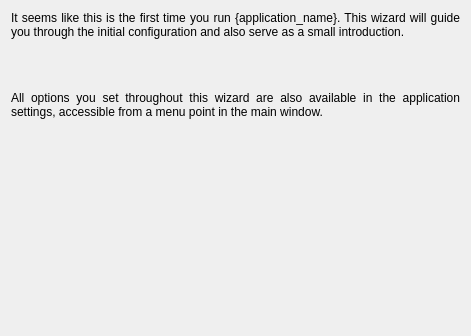
Above: mtg_proxy_printer/resources/ui/first_start_wizard/first_page.ui from luziferius/MTGProxyPrinter before the change. Below: the same form after it.
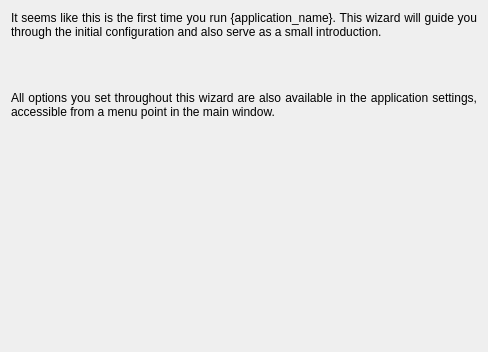
That is the form after the change.

Commit message:
Added a vertical spacer to the card_database_page.ui to keep the text label from stretching out.
FossilOrigin-Name: 3c19324201642be9f9111451f5aeb719bae247fac1bdc4db25c753d0af6101cf

What changed in the file:
```diff
--- a/mtg_proxy_printer/resources/ui/first_start_wizard/first_page.ui
+++ b/mtg_proxy_printer/resources/ui/first_start_wizard/first_page.ui
@@ -6,8 +6,8 @@
    <rect>
     <x>0</x>
     <y>0</y>
-    <width>471</width>
-    <height>336</height>
+    <width>488</width>
+    <height>352</height>
    </rect>
   </property>
   <property name="windowTitle">
```
The commit also changes 1 other file.
